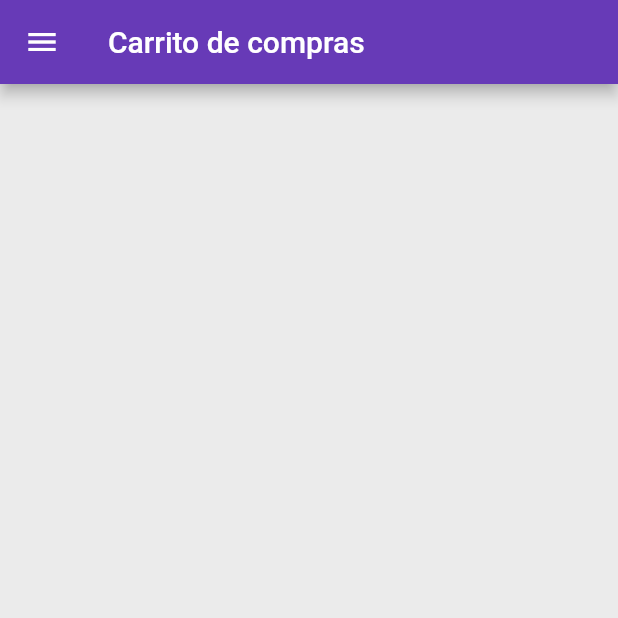
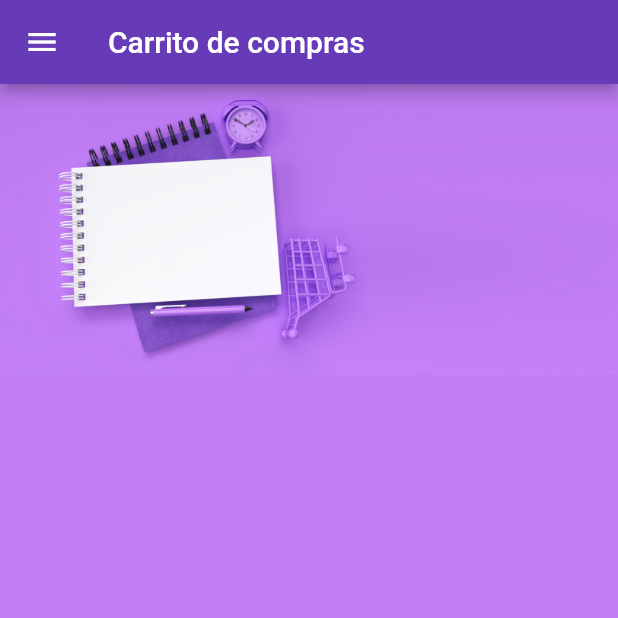
Before and after one commit to stivengm/ShopBeer_2022, a Flutter app: the CartView screen opened by its route, on a phone screen of 412 x 824 dp, the top half of it. Run offline on Flutter 3.47's test engine with Material 2 defaults, Android fonts, the phone set to English and light mode, and no system bars; our stand-ins replace bloc, equatable, flutter_bloc, flutter_svg, flutter_zoom_drawer, geolocator and 1 more; generated files the repository leaves out were written again; network calls fail.

Commit message:
Cart empy.

```diff
--- /dev/null
+++ b/lib/gui/views/cart_view/cart_empy_view.dart
@@ -0,0 +1,17 @@
+import 'package:flutter/material.dart';
+
+class CartEmpyView extends StatelessWidget {
+  const CartEmpyView({ Key? key }) : super(key: key);
+
+  @override
+  Widget build(BuildContext context) {
+    return Container(
+      color: Color(0xFFC07DF3),
+      child: Column(
+        children: [
+          Image.asset("assets/resources/cart_empy.jpg")
+        ],
+      ),
+    );
+  }
+}
--- a/lib/gui/views/cart_view/cart_view.dart
+++ b/lib/gui/views/cart_view/cart_view.dart
@@ -1,5 +1,6 @@
 import 'package:flutter/material.dart';
 import 'package:flutter_zoom_drawer/flutter_zoom_drawer.dart';
+import 'package:shopbeer/gui/views/cart_view/cart_empy_view.dart';
 
 class CartView extends StatelessWidget {
   const CartView({ Key? key }) : super(key: key);
@@ -10,12 +11,13 @@ class CartView extends StatelessWidget {
       appBar: AppBar(
         title: const Text("Carrito de compras"),
         leading: IconButton(
-        icon: const Icon(
-          Icons.menu
+          icon: const Icon(
+            Icons.menu
+          ),
+          onPressed: () => ZoomDrawer.of(context)!.toggle()
         ),
-        onPressed: () => ZoomDrawer.of(context)!.toggle()
       ),
-      ),
+      body: const CartEmpyView(),
     );
   }
 }
```
